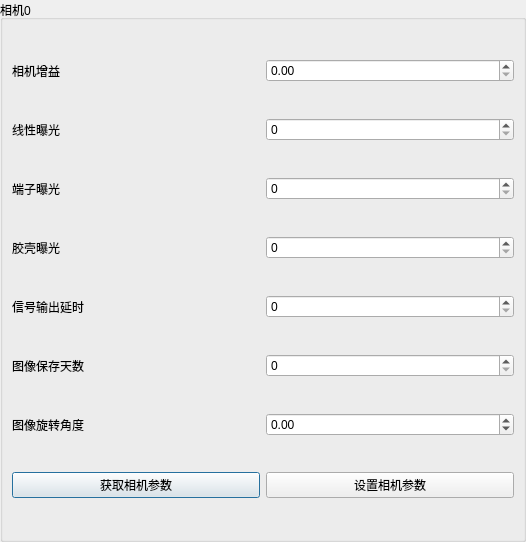
The window that src/ui/camera_param_dialog.ui (yurayurateikoku1/AIVision) describes before a commit, drawn with Qt 5.
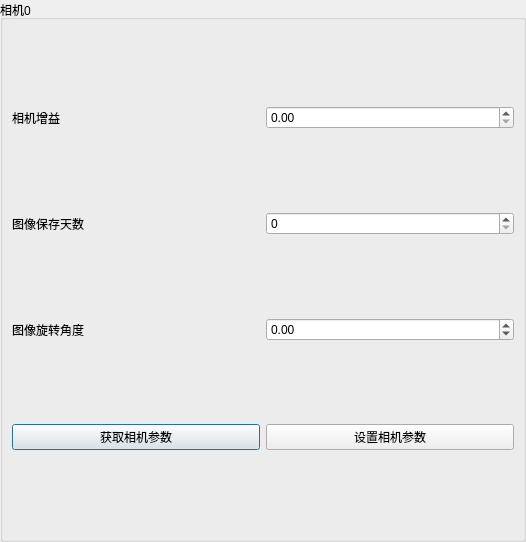
The same window after the commit.

What changed in the file:
```diff
--- a/src/ui/camera_param_dialog.ui
+++ b/src/ui/camera_param_dialog.ui
@@ -35,47 +35,6 @@
       <string>相机0</string>
      </property>
      <layout class="QGridLayout" name="gridLayout">
-      <item row="3" column="0">
-       <widget class="QLabel" name="label_4">
-        <property name="text">
-         <string>胶壳曝光</string>
-        </property>
-       </widget>
-      </item>
-      <item row="6" column="0">
-       <widget class="QLabel" name="label_7">
-        <property name="text">
-         <string>图像旋转角度</string>
-        </property>
-       </widget>
-      </item>
-      <item row="5" column="1">
-       <widget class="QSpinBox" name="spinBox_imageSaveDay"/>
-      </item>
-      <item row="5" column="0">
-       <widget class="QLabel" name="label_6">
-        <property name="text">
-         <string>图像保存天数</string>
-        </property>
-       </widget>
-      </item>
-      <item row="6" column="1">
-       <widget class="QDoubleSpinBox" name="doubleSpinBox_imageRotaAngle">
-        <property name="minimum">
-         <double>-360.000000000000000</double>
-        </property>
-        <property name="maximum">
-         <double>360.000000000000000</double>
-        </property>
-       </widget>
-      </item>
-      <item row="1" column="0">
-       <widget class="QLabel" name="label_2">
-        <property name="text">
-         <string>线性曝光</string>
-        </property>
-       </widget>
-      </item>
       <item row="0" column="0">
        <widget class="QLabel" name="label">
         <property name="text">
@@ -83,48 +42,6 @@
         </property>
        </widget>
       </item>
-      <item row="2" column="0">
-       <widget class="QLabel" name="label_3">
-        <property name="text">
-         <string>端子曝光</string>
-        </property>
-       </widget>
-      </item>
-      <item row="3" column="1">
-       <widget class="QSpinBox" name="spinBox_rubberCasingExposure">
-        <property name="maximum">
-         <number>100000</number>
-        </property>
-       </widget>
-      </item>
-      <item row="4" column="1">
-       <widget class="QSpinBox" name="spinBox_outputDelay">
-        <property name="maximum">
-         <number>100000</number>
-        </property>
-       </widget>
-      </item>
-      <item row="1" column="1">
-       <widget class="QSpinBox" name="spinBox_conductorExposure">
-        <property name="maximum">
-         <number>100000</number>
-        </property>
-       </widget>
-      </item>
-      <item row="4" column="0">
-       <widget class="QLabel" name="label_5">
-        <property name="text">
-         <string>信号输出延时</string>
-        </property>
-       </widget>
-      </item>
-      <item row="2" column="1">
-       <widget class="QSpinBox" name="spinBox_terminalExposure">
-        <property name="maximum">
-         <number>100000</number>
-        </property>
-       </widget>
-      </item>
       <item row="0" column="1">
        <widget class="QDoubleSpinBox" name="doubleSpinBox_cameraGain">
         <property name="maximum">
@@ -132,14 +49,41 @@
         </property>
        </widget>
       </item>
-      <item row="7" column="0">
+      <item row="1" column="0">
+       <widget class="QLabel" name="label_6">
+        <property name="text">
+         <string>图像保存天数</string>
+        </property>
+       </widget>
+      </item>
+      <item row="1" column="1">
+       <widget class="QSpinBox" name="spinBox_imageSaveDay"/>
+      </item>
+      <item row="2" column="0">
+       <widget class="QLabel" name="label_7">
+        <property name="text">
+         <string>图像旋转角度</string>
+        </property>
+       </widget>
+      </item>
+      <item row="2" column="1">
+       <widget class="QDoubleSpinBox" name="doubleSpinBox_imageRotaAngle">
+        <property name="minimum">
+         <double>-360.000000000000000</double>
+        </property>
+        <property name="maximum">
+         <double>360.000000000000000</double>
+        </property>
+       </widget>
+      </item>
+      <item row="3" column="0">
        <widget class="QPushButton" name="pushButton_getCameraParam">
         <property name="text">
          <string>获取相机参数</string>
         </property>
        </widget>
       </item>
-      <item row="7" column="1">
+      <item row="3" column="1">
        <widget class="QPushButton" name="pushButton_setCameraParam">
         <property name="text">
          <string>设置相机参数</string>
```
